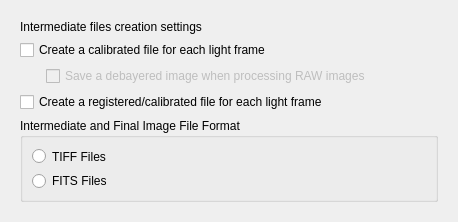
This is DeepSkyStacker/ui/IntermediateFiles.ui in deepskystacker/DSS as Qt 5 draws it before an edit. The edited form follows.
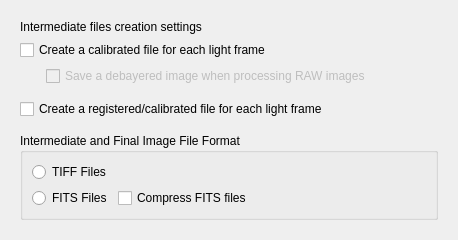
This is the edited form.

```diff
--- a/DeepSkyStacker/ui/IntermediateFiles.ui
+++ b/DeepSkyStacker/ui/IntermediateFiles.ui
@@ -7,7 +7,7 @@
     <x>0</x>
     <y>0</y>
     <width>458</width>
-    <height>222</height>
+    <height>240</height>
    </rect>
   </property>
   <property name="windowTitle">
@@ -112,21 +112,44 @@
         <property name="title">
          <string>Intermediate and Final Image File Format</string>
         </property>
-        <layout class="QVBoxLayout" name="verticalLayout">
-         <item>
+        <layout class="QGridLayout" name="gridLayout">
+         <item row="0" column="0">
           <widget class="QRadioButton" name="formatTIFF">
            <property name="text">
             <string>TIFF Files</string>
            </property>
           </widget>
          </item>
-         <item>
+         <item row="1" column="0">
           <widget class="QRadioButton" name="formatFITS">
            <property name="text">
             <string>FITS Files</string>
            </property>
           </widget>
          </item>
+         <item row="1" column="1">
+          <widget class="QCheckBox" name="compressFITS">
+           <property name="toolTip">
+            <string>Will compress FITS files.  Please be aware that floating point FITS images (which have BITPIX = -32 or -64) usually contain too much “noise” in the least significant bits of the mantissa of the pixel values to be effectively compressed with any lossless algorithm. Consequently, floating point images are first quantized into scaled integer pixel values (and thus throwing away much of the noise) before being compressed with the specified algorithm (either GZIP, Rice, or HCOMPRESS). This technique produces much higher compression factors than simply using the GZIP utility to externally compress the whole FITS file, but it also means that the original floating value pixel values are not exactly preserved.</string>
+           </property>
+           <property name="text">
+            <string>Compress FITS files</string>
+           </property>
+          </widget>
+         </item>
+         <item row="1" column="2">
+          <spacer name="horizontalSpacer">
+           <property name="orientation">
+            <enum>Qt::Orientation::Horizontal</enum>
+           </property>
+           <property name="sizeHint" stdset="0">
+            <size>
+             <width>185</width>
+             <height>16</height>
+            </size>
+           </property>
+          </spacer>
+         </item>
         </layout>
        </widget>
       </item>
```
Left out of the diff: 4 changed lines with no effect on the pictures.
